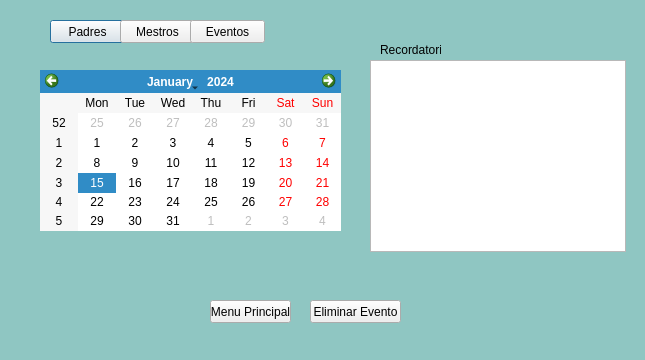
First picture: the form in agenda.ui, repository TellaCampos/proyecto-escuela, before the edit.
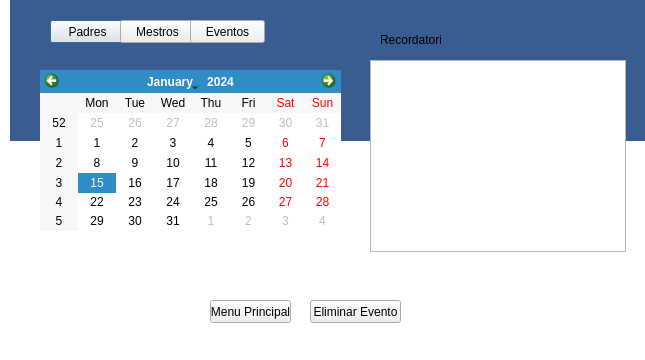
Second picture: the form after the edit.

Diff of the .ui file:
```diff
--- a/agenda.ui
+++ b/agenda.ui
@@ -76,7 +76,7 @@
    <property name="geometry">
     <rect>
      <x>380</x>
-     <y>40</y>
+     <y>30</y>
      <width>61</width>
      <height>20</height>
     </rect>
@@ -108,7 +108,9 @@
     </rect>
    </property>
    <property name="styleSheet">
-    <string notr="true">background-color: rgb(143, 198, 194);</string>
+    <string notr="true">background-color: rgb(255, 255, 255);
+
+</string>
    </property>
    <property name="text">
     <string/>
@@ -127,7 +129,25 @@
     <string>Eliminar Evento</string>
    </property>
   </widget>
+  <widget class="QLabel" name="label_3">
+   <property name="geometry">
+    <rect>
+     <x>10</x>
+     <y>0</y>
+     <width>641</width>
+     <height>141</height>
+    </rect>
+   </property>
+   <property name="styleSheet">
+    <string notr="true">background-color: rgb(58, 93, 145);
+</string>
+   </property>
+   <property name="text">
+    <string/>
+   </property>
+  </widget>
   <zorder>label_2</zorder>
+  <zorder>label_3</zorder>
   <zorder>calendarWidget</zorder>
   <zorder>pushButton</zorder>
   <zorder>pushButton_2</zorder>
```
